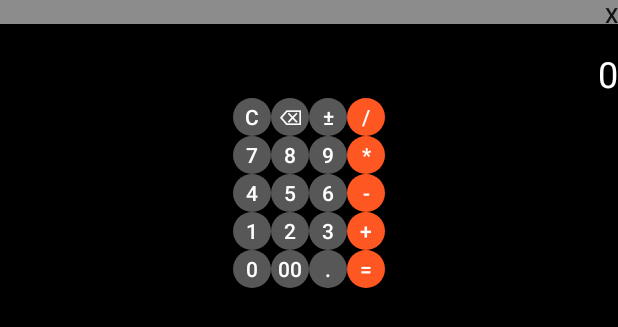
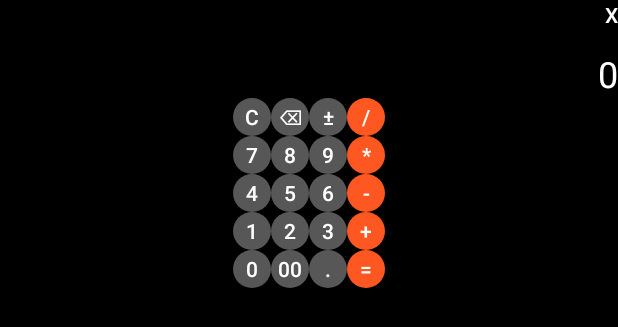
Before and after one commit to gurami152/Calculator, an Android app: the layout layout_floating_window.xml on its own in the app's theme, with its tools: preview values and no code run, on a phone screen of 412 x 824 dp. Shown: the top 327 px of the screen. Run offline under Robolectric (Android 15) with nearby library versions, the phone set to English and light mode, and no system bars.

Commit message:
redesign exiting from floatwindow button

```diff
--- a/app/src/main/res/layout/layout_floating_window.xml
+++ b/app/src/main/res/layout/layout_floating_window.xml
@@ -13,9 +13,10 @@
         android:layout_width="match_parent"
         android:layout_height="16dp"
         android:layout_gravity="right"
-        android:background="#8C8C8C"
+        android:background="#000000"
         android:gravity="right"
         android:text="X"
+        android:textColor="#FFFFFF"
         android:textSize="14sp" />
 
     <TextView
```
